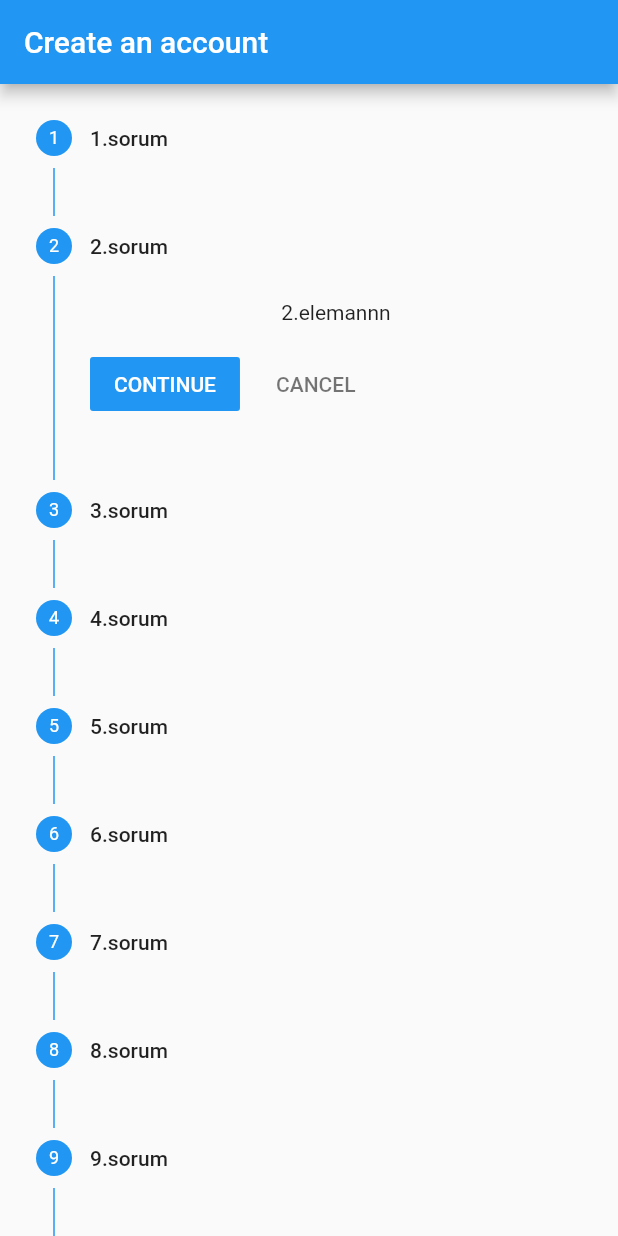
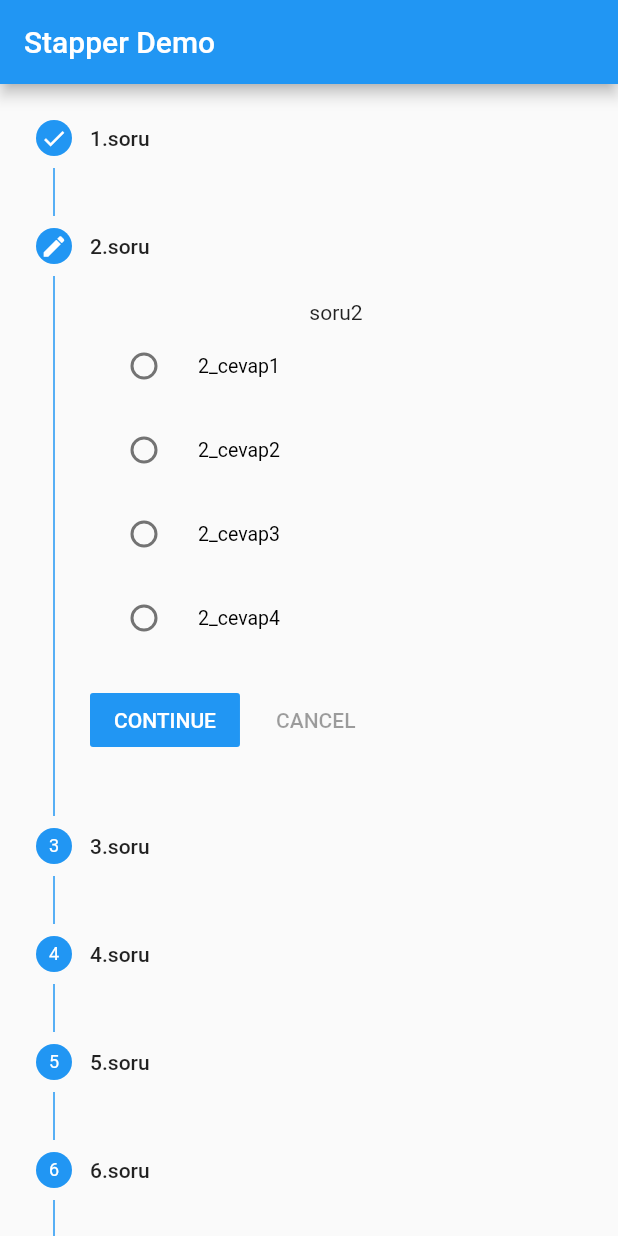
Before and after one commit to edaersu/Stepper-Flutter, a Flutter app: the screen it shows after launch, after a tap on "CONTINUE", on a phone screen of 412 x 824 dp. Run offline on Flutter 3.47's test engine with Material 2 defaults, Android fonts, the phone set to English and light mode, and no system bars; missing offline and left inert: cupertino_stepper.

Commit message:
örnek test uygulaması

```diff
--- /dev/null
+++ b/lib/test_page/test_model.dart
@@ -0,0 +1,25 @@
+class Soru {
+  int id;
+  String soru;
+  String cevap1;
+  String cevap2;
+  String cevap3;
+  String cevap4;
+  int dogrucevap;
+
+  Soru(this.id, this.soru, this.cevap1, this.cevap2, this.cevap3, this.cevap4,
+      this.dogrucevap);
+}
+
+List<Soru> soruList10 = [
+  new Soru(0, "soru1", "1_cevap1", "1_cevap2", "1_cevap3", "1_cevap4", 1),
+  new Soru(1, "soru2", "2_cevap1", "2_cevap2", "2_cevap3", "2_cevap4", 2),
+  new Soru(2, "soru3", "3_cevap1", "3_cevap2", "3_cevap3", "3_cevap4", 3),
+  new Soru(3, "soru4", "4_cevap1", "4_cevap2", "4_cevap3", "4_cevap4", 4),
+  new Soru(4, "soru5", "5_cevap1", "5_cevap2", "5_cevap3", "5_cevap4", 1),
+  new Soru(5, "soru6", "6_cevap1", "6_cevap2", "6_cevap3", "6_cevap4", 2),
+  new Soru(6, "soru7", "7_cevap1", "7_cevap2", "7_cevap3", "7_cevap4", 3),
+  new Soru(7, "soru8", "8_cevap1", "8_cevap2", "8_cevap3", "8_cevap4", 4),
+  new Soru(8, "soru9", "9_cevap1", "9_cevap2", "9_cevap3", "9_cevap4", 1),
+  new Soru(9, "soru10", "10_cevap1", "10_cevap2", "10_cevap3", "b", 2)
+];
--- a/lib/test_page/test_view.dart
+++ b/lib/test_page/test_view.dart
@@ -1,160 +1,34 @@
 import 'package:cupertino_stepper/cupertino_stepper.dart';
 import 'package:flutter/material.dart';
+import 'package:stepper_demo/test_page/test_model.dart';
 import 'package:stepper_demo/test_page/test_view_model.dart';
 import 'package:flutter/cupertino.dart';
 
 class TestView extends TestViewModel {
-  List<Step> steps2 = List<Step>(10);
-  List<Step> steps = [
-    Step(
-      title: const Text('1. soru'),
-      isActive: true,
-      state: StepState.indexed,
-      content: Column(
-        children: <Widget>[
-          TextFormField(
-            decoration: InputDecoration(labelText: 'isim'),
-          ),
-          TextFormField(
-            decoration: InputDecoration(labelText: 'soyisim'),
-          ),
-        ],
-      ),
-    ),
-    Step(
-      isActive: true,
-      state: StepState.indexed,
-      title: const Text('2. soru'),
-      content: Column(
-        children: <Widget>[
-          TextFormField(
-            decoration: InputDecoration(labelText: 'Home Address'),
-          ),
-          TextFormField(
-            decoration: InputDecoration(labelText: 'Postcode'),
-          ),
-        ],
-      ),
-    ),
-    Step(
-      isActive: true,
-      state: StepState.indexed,
-      title: const Text('3.soru'),
-      content: Column(
-        children: <Widget>[
-          CircleAvatar(
-            backgroundColor: Colors.red,
-          )
-        ],
-      ),
-    ),
-    Step(
-      isActive: true,
-      state: StepState.indexed,
-      title: const Text('4.soru'),
-      content: Column(
-        children: <Widget>[
-          CircleAvatar(
-            backgroundColor: Colors.red,
-          )
-        ],
-      ),
-    ),
-    Step(
-      isActive: true,
-      state: StepState.indexed,
-      title: const Text('5.soru'),
-      content: Column(
-        children: <Widget>[
-          CircleAvatar(
-            backgroundColor: Colors.red,
-          )
-        ],
-      ),
-    ),
-    Step(
-      isActive: true,
-      state: StepState.indexed,
-      title: const Text('6.soru'),
-      content: Column(
-        children: <Widget>[
-          CircleAvatar(
-            backgroundColor: Colors.red,
-          )
-        ],
-      ),
-    ),
-    Step(
-      isActive: true,
-      state: StepState.indexed,
-      title: const Text('7.soru'),
-      content: Column(
-        children: <Widget>[
-          CircleAvatar(
-            backgroundColor: Colors.red,
-          )
-        ],
-      ),
-    ),
-    Step(
-      isActive: true,
-      state: StepState.indexed,
-      title: const Text('8.soru'),
-      content: Column(
-        children: <Widget>[
-          CircleAvatar(
-            backgroundColor: Colors.red,
-          )
-        ],
-      ),
-    ),
-    Step(
-      isActive: true,
-      state: StepState.indexed,
-      title: const Text('9.soru'),
-      content: Column(
-        children: <Widget>[
-          CircleAvatar(
-            backgroundColor: Colors.red,
-          )
-        ],
-      ),
-    ),
-    Step(
-      isActive: true,
-      state: StepState.indexed,
-      title: const Text('10.soru'),
-      content: Column(
-        children: <Widget>[
-          CircleAvatar(
-            backgroundColor: Colors.red,
-          )
-        ],
-      ),
-    ),
-  ];
+  int selectedRadioTile;
+  int dogrucevap = 0;
+  int yanliscevap = 0;
+  int selectedRadio;
 
+  ///radiobutton
+  @override
+  void initState() {
+    super.initState();
+    selectedRadio = 0;
+    selectedRadioTile = 0;
+  }
+
+  setSelectedRadioTile(int val) {
+    setState(() {
+      selectedRadioTile = val;
+    });
+  }
+
+  ///stepper
+  List<Step> steps = List<Step>(10);
   int currentStep = 0;
   bool complete = false;
-
-  next() {
-    currentStep + 1 != steps.length
-        ? goTo(currentStep + 1)
-        : setState(() => complete = true);
-  }
-
-  cancel() {
-    if (currentStep > 0) {
-      goTo(currentStep - 1);
-    }
-  }
-
-  goTo(int step) {
-    setState(() => currentStep = step);
-  }
-
   StepperType stepperType = StepperType.vertical;
-
   switchStepType() {
     setState(() => stepperType == StepperType.horizontal
         ? stepperType = StepperType.vertical
@@ -164,32 +38,34 @@ class TestView extends TestViewModel {
   @override
   Widget build(BuildContext context) {
     for (var i = 0; i < 10; i++) {
-      steps2[i] = Step(
+      steps[i] = Step(
           isActive: true,
-          title: Text('${i + 1}.sorum'),
+          title: Text('${i + 1}.soru'),
           content: Column(
-            children: <Widget>[Text("${i + 1}.elemannn")],
+            children: soruCard(i),
           ),
-          state: StepState.indexed);
+          state: i == currentStep
+              ? StepState.editing
+              : i < currentStep ? StepState.complete : StepState.indexed);
     }
-    print(steps2);
 
     return new Scaffold(
         appBar: AppBar(
-          title: Text('Create an account'),
+          title: Text('Stapper Demo'),
         ),
         body: Column(children: <Widget>[
           complete
               ? Expanded(
                   child: Center(
                     child: AlertDialog(
-                      title: new Text("Profile Created"),
+                      title: new Text("Puanınız"),
                       content: new Text(
-                        "Tada!",
+                        "${dogrucevap * 10}",
+                        style: TextStyle(fontSize: 30),
                       ),
                       actions: <Widget>[
                         new FlatButton(
-                          child: new Text("Close"),
+                          child: new Text("Kapat"),
                           onPressed: () {
                             setState(() => complete = false);
                           },
@@ -200,14 +76,83 @@ class TestView extends TestViewModel {
                 )
               : Expanded(
                   child: Stepper(
-                    steps: steps2,
+                    steps: steps,
                     type: stepperType,
                     currentStep: currentStep,
-                    onStepContinue: next,
-                    onStepTapped: (step) => setState(() => currentStep = step),
-                    onStepCancel: cancel,
+                    //  onStepTapped: (step) => setState(() => currentStep = step),
+                    onStepContinue: true
+                        ? () => setState(() {
+                              puanhesapla(currentStep);
+                              if (currentStep != 9)
+                                ++currentStep;
+                              else if (currentStep == 9) {
+                                print("test bitti başka sayfaya geç");
+                                complete = true;
+                              }
+                            })
+                        : null,
+                    /*
+                                                      onStepCancel: true
+                                                          ? () => setState(() {
+                                                                if (currentStep == 0) {
+                                                                  print("geri gidiliyor..");
+                                                                } else {
+                                                                  --currentStep;
+                                                                }
+                                                              })
+                                                          : null,
+
+                                                          */
                   ),
                 ),
         ]));
   }
+
+  List<Widget> soruCard(int i) => <Widget>[
+        Column(
+          children: [
+            Text(soruList10[i].soru),
+            herbirbuton(soruList10[i].cevap1, 1),
+            herbirbuton(soruList10[i].cevap2, 2),
+            herbirbuton(soruList10[i].cevap3, 3),
+            herbirbuton(soruList10[i].cevap4, 4),
+          ],
+        )
+      ];
+
+  RadioListTile herbirbuton(String cevap, int i) {
+    return RadioListTile(
+      value: i,
+      groupValue: selectedRadioTile,
+      title: Text(
+        cevap,
+        style: TextStyle(fontSize: 13),
+      ),
+      onChanged: (val) {
+        print("Radio Tile pressed $val");
+        setSelectedRadioTile(val);
+      },
+      activeColor: Colors.black,
+      selected: true,
+    );
+  }
+
+  void puanhesapla(int index) {
+    // bulunduğum indexteki sorunun doğru cevabı ile seçilen radio button aynı mı?
+    // aynı ise dogru cevap++
+    // farklı ise yanlıs cevap ++
+    if (soruList10[index].dogrucevap == selectedRadioTile) {
+      dogrucevap++;
+      print(soruList10[index].dogrucevap.toString() +
+          "            " +
+          selectedRadioTile.toString());
+      print(dogrucevap);
+    } else {
+      yanliscevap++;
+      print(soruList10[index].dogrucevap.toString() +
+          "            " +
+          selectedRadioTile.toString());
+      print(yanliscevap);
+    }
+  }
 }
```
